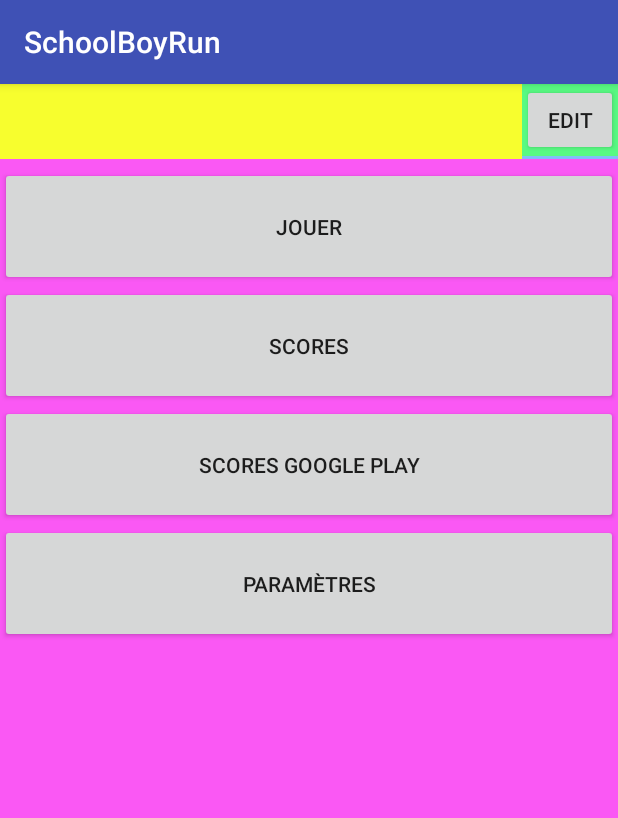
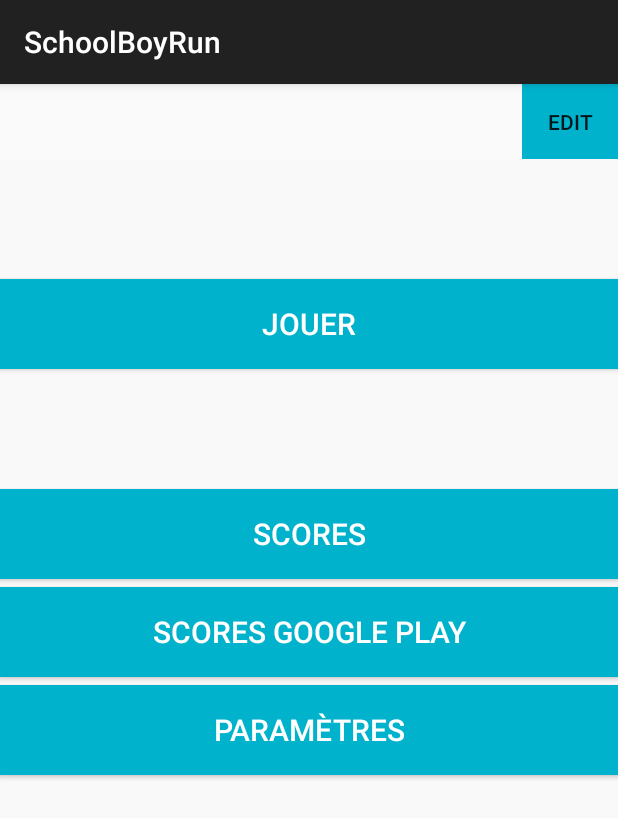
Before and after one commit to JuanWick/Projet_Android, an Android app: the screen it shows after launch (MainActivity), on a phone screen of 412 x 824 dp. Shown: the top 818 px of the screen. Run offline under Robolectric (Android 15) with nearby library versions, the phone set to English and light mode, and no system bars.

Commit message:
[UPD] Design

```diff
--- a/SchoolBoyRun/app/src/main/java/fr/esgi/schoolboyrun/fragment/UserFragment.java
+++ b/SchoolBoyRun/app/src/main/java/fr/esgi/schoolboyrun/fragment/UserFragment.java
@@ -59,7 +59,7 @@ public class UserFragment extends Fragment {
         if(null == userName || userName.isEmpty()){
             iUserFragment.getUserName();
         } else {
-            mUserNameTxt.setText(getString(R.string.greeting)+userName);
+            mUserNameTxt.setText(getString(R.string.greeting)+userName+"!");
         }
 
         Button mUserEditBtn = (Button) getView().findViewById(R.id.fragment_user_edit_btn);
--- /dev/null
+++ b/SchoolBoyRun/app/src/main/res/drawable/buttonshape.xml
@@ -0,0 +1,18 @@
+<?xml version="1.0" encoding="utf-8"?>
+<shape xmlns:android="http://schemas.android.com/apk/res/android" android:shape="rectangle" >
+
+    <solid
+        android:color="#00b2cc"
+        />
+    <padding
+        android:left="0dp"
+        android:top="0dp"
+        android:right="0dp"
+        android:bottom="0dp"
+        />
+
+    <size
+        android:width="270dp"
+        android:height="60dp"
+        />
+</shape>
--- a/SchoolBoyRun/app/src/main/res/layout-large/activity_main.xml
+++ b/SchoolBoyRun/app/src/main/res/layout-large/activity_main.xml
@@ -6,13 +6,12 @@
     android:layout_height="match_parent"
     android:orientation="horizontal"
     tools:context="fr.esgi.schoolboyrun.activity.MainActivity"
-    android:background="@color/yellow"
     android:baselineAligned="false">
     <LinearLayout
         android:layout_width="250dp"
         android:layout_height="match_parent"
         android:orientation="vertical"
-        android:background="@color/red">
+        >
         <FrameLayout
             android:id="@+id/user_fragment"
             android:layout_height="50dp"
--- a/SchoolBoyRun/app/src/main/res/layout/activity_main.xml
+++ b/SchoolBoyRun/app/src/main/res/layout/activity_main.xml
@@ -6,7 +6,7 @@
     android:layout_height="match_parent"
     android:orientation="vertical"
     tools:context="fr.esgi.schoolboyrun.activity.MainActivity"
-    android:background="@color/pink">
+    >
 
     <FrameLayout
         android:id="@+id/user_fragment"
--- a/SchoolBoyRun/app/src/main/res/layout/dialog_ask_name.xml
+++ b/SchoolBoyRun/app/src/main/res/layout/dialog_ask_name.xml
@@ -2,7 +2,7 @@
 <LinearLayout xmlns:android="http://schemas.android.com/apk/res/android"
     android:layout_width="match_parent"
     android:layout_height="match_parent"
-    android:background="@color/yellow">
+    >
 
     <EditText
         android:id="@+id/AskNameDialog_username"
--- a/SchoolBoyRun/app/src/main/res/layout/fragment_menu.xml
+++ b/SchoolBoyRun/app/src/main/res/layout/fragment_menu.xml
@@ -4,36 +4,63 @@
     android:layout_height="match_parent"
     tools:context="fr.esgi.schoolboyrun.fragment.MenuFragment"
     android:orientation="vertical"
+    android:background="@color/white"
     >
+
     <Button
         android:id="@+id/fragment_menu_play_btn"
         android:layout_width="match_parent"
         android:layout_height="wrap_content"
         android:layout_gravity="center"
-        android:padding="30dp"
-        android:layout_marginTop="5dp"
-        android:text="Jouer"/>
+
+
+        android:layout_marginTop="80dp"
+        android:text="Jouer"
+        android:textColor="#FFFFFF"
+        android:textSize="20sp"
+
+        android:background="@drawable/buttonshape" />
     <Button
         android:id="@+id/fragment_menu_score_btn"
         android:layout_width="match_parent"
         android:layout_height="wrap_content"
         android:layout_gravity="center"
-        android:padding="30dp"
+        android:layout_marginTop="80dp"
 
-        android:text="Scores"/>
+
+        android:text="Scores"
+        android:textColor="#FFFFFF"
+        android:textSize="20sp"
+
+        android:background="@drawable/buttonshape"
+        />
     <Button
         android:id="@+id/fragment_menu_score_google_btn"
         android:layout_width="match_parent"
         android:layout_height="wrap_content"
         android:layout_gravity="center"
-        android:padding="30dp"
-        android:text="Scores Google Play"/>
+        android:layout_marginTop="5dp"
+
+
+        android:text="Scores Google Play"
+        android:textColor="#FFFFFF"
+        android:textSize="20sp"
+
+        android:background="@drawable/buttonshape"
+        />
     <Button
         android:id="@+id/fragment_menu_param_btn"
         android:layout_width="match_parent"
         android:layout_height="wrap_content"
         android:layout_gravity="center"
-        android:padding="30dp"
-        android:text="Paramètres"/>
+        android:layout_marginTop="5dp"
+
+
+        android:text="Paramètres"
+        android:textColor="#FFFFFF"
+        android:textSize="20sp"
+
+        android:background="@drawable/buttonshape"
+        />
 
 </LinearLayout>
--- a/SchoolBoyRun/app/src/main/res/layout/fragment_user.xml
+++ b/SchoolBoyRun/app/src/main/res/layout/fragment_user.xml
@@ -3,30 +3,33 @@
     android:layout_width="match_parent"
     android:layout_height="match_parent"
     tools:context="fr.esgi.schoolboyrun.fragment.UserFragment"
-    android:background="@color/blue"
     android:orientation="horizontal">
     <RelativeLayout
         android:layout_width="wrap_content"
         android:layout_height="match_parent"
         android:layout_weight="0.8"
-        android:background="@color/yellow">
+        >
             <android.support.v7.widget.AppCompatTextView
             android:id="@+id/fragment_user_name_txt"
             android:layout_width="match_parent"
-            android:layout_height="wrap_content"
+            android:layout_height="match_parent"
             android:width="0dp"
+                android:textColor="@color/primaryDarkColor"
+                android:textSize="20sp"
+                android:layout_marginTop="10dp"
             />
         </RelativeLayout>
 <RelativeLayout
     android:layout_width="wrap_content"
     android:layout_height="wrap_content"
     android:layout_weight="0.2"
-    android:background="@color/green">
+    >
     <android.support.v7.widget.AppCompatButton
         android:id="@+id/fragment_user_edit_btn"
         android:layout_width="80dp"
         android:layout_height="wrap_content"
-        android:text="Edit" />
+        android:text="Edit"
+        android:background="@drawable/buttonshape"/>
 </RelativeLayout>
 
 
--- a/SchoolBoyRun/app/src/main/res/values/colors.xml
+++ b/SchoolBoyRun/app/src/main/res/values/colors.xml
@@ -1,11 +1,12 @@
 <?xml version="1.0" encoding="utf-8"?>
 <resources>
-    <color name="colorPrimary">#3F51B5</color>
-    <color name="colorPrimaryDark">#303F9F</color>
-    <color name="colorAccent">#FF4081</color>
-    <color name="red">#FF0000</color>
-    <color name="green">#58FA82</color>
-    <color name="blue">#81BEF7</color>
-    <color name="yellow">#F7FE2E</color>
-    <color name="pink">#FA58F4</color>
+    <color name="primaryColor">#212121</color>
+    <color name="primaryLightColor">#484848</color>
+    <color name="primaryDarkColor">#000000</color>
+    <color name="secondaryColor">#00e5ff</color>
+    <color name="secondaryLightColor">#6effff</color>
+    <color name="secondaryDarkColor">#00b2cc</color>
+    <color name="primaryTextColor">#ffffff</color>
+    <color name="secondaryTextColor">#000000</color>
+    <color name="white">#f9f9f9</color>
 </resources>
--- a/SchoolBoyRun/app/src/main/res/values/strings.xml
+++ b/SchoolBoyRun/app/src/main/res/values/strings.xml
@@ -1,6 +1,6 @@
 <resources>
     <string name="app_name">SchoolBoyRun</string>
-    <string name="greeting">"Happy to see you "</string>
+    <string name="greeting">"Hi "</string>
     <string name="ask_name">What\'s your name ?</string>
 
     <!-- TODO: Remove or change this placeholder text -->
--- a/SchoolBoyRun/app/src/main/res/values/styles.xml
+++ b/SchoolBoyRun/app/src/main/res/values/styles.xml
@@ -3,9 +3,9 @@
     <!-- Base application theme. -->
     <style name="AppTheme" parent="Theme.AppCompat.Light.DarkActionBar">
         <!-- Customize your theme here. -->
-        <item name="colorPrimary">@color/colorPrimary</item>
-        <item name="colorPrimaryDark">@color/colorPrimaryDark</item>
-        <item name="colorAccent">@color/colorAccent</item>
+        <item name="colorPrimary">@color/primaryColor</item>
+        <item name="colorPrimaryDark">@color/primaryDarkColor</item>
+        <item name="colorAccent">@color/secondaryColor</item>
     </style>
 
 </resources>
```
Also changed, not shown: 2 other files.
